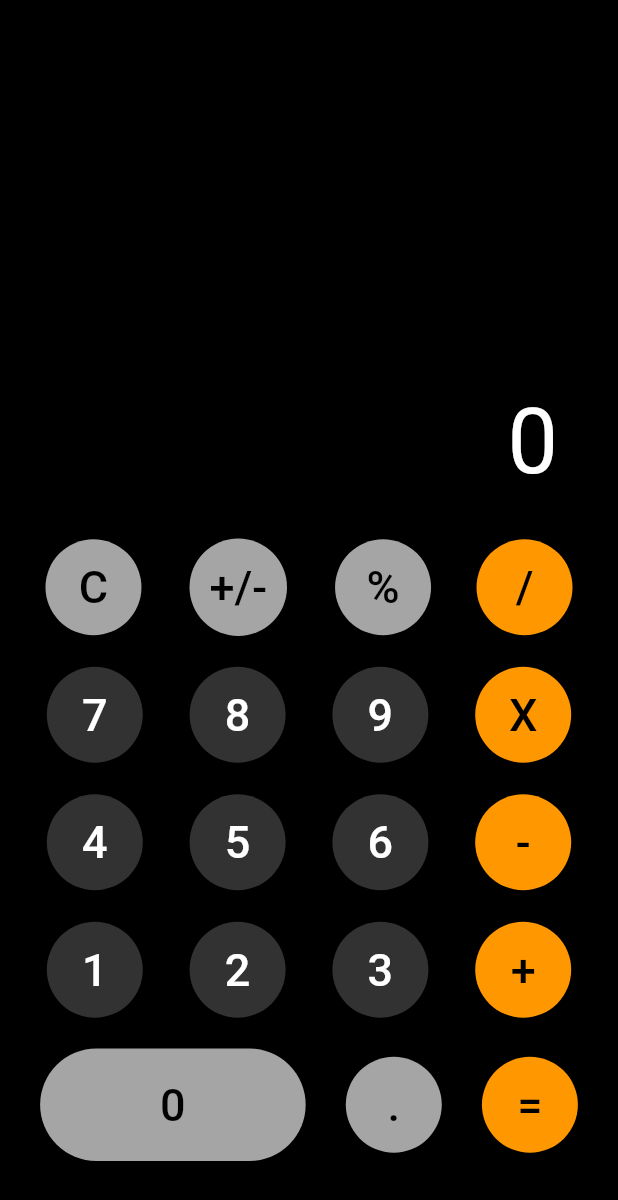
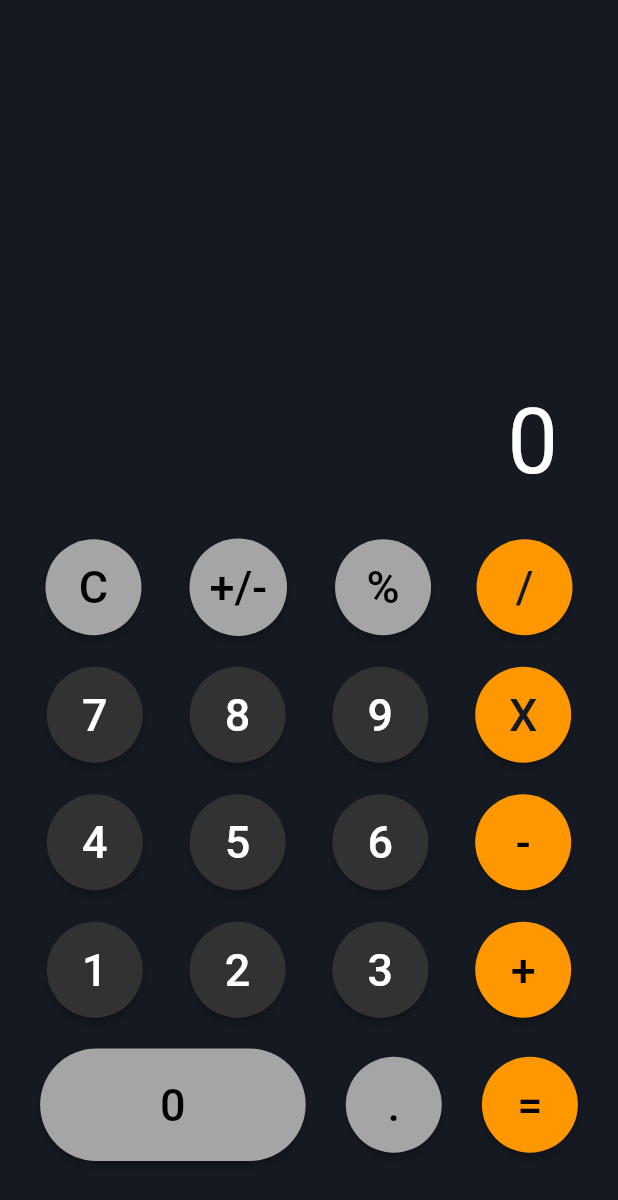
Before and after one commit to shahlaa1212/Calculator_App, a Flutter app: the screen it shows after launch, on a phone screen of 412 x 824 dp. Shown: the top 1200 px of the screen. Run offline on Flutter 3.47's test engine with Material 2 defaults, Android fonts, the phone set to English and light mode, and no system bars.

Commit message:
again refactering custom title using optional argument in Text

```diff
--- a/lib/main.dart
+++ b/lib/main.dart
@@ -8,7 +8,6 @@ void main() {
 class MyApp extends StatelessWidget {
   const MyApp({Key? key}) : super(key: key);
 
-  // This widget is the root of your application.
   @override
   Widget build(BuildContext context) {
     return MaterialApp(
--- a/lib/screen/calcutorScreen.dart
+++ b/lib/screen/calcutorScreen.dart
@@ -1,5 +1,6 @@
 import 'package:calculator_app/utils/color.dart';
 import 'package:flutter/material.dart';
+import '../widget/custom_title.dart';
 import '../widget/cutsom_button_calculator.dart';
 
 class CalculatorScreen extends StatefulWidget{
@@ -23,25 +24,23 @@ class _CalculatorScreen extends State<CalculatorScreen>{
   Widget build(BuildContext context) {
     return Scaffold(
       appBar: null,
-      backgroundColor: Colors.black,
+      backgroundColor: AppColor.blacktColor,
       body: Container(
         margin: EdgeInsets.only(bottom: 30),
         child: Column(
           mainAxisAlignment: MainAxisAlignment.end,
           children: [
             Container(
-              padding: EdgeInsets.only(right: 40 ,bottom: 30),
+              padding: EdgeInsets.only(right: 40, bottom: 30),
               child: Row(
                 children: [
                   Expanded(
-                      child: Text(
-                        text,
-                        style: TextStyle(
-                          color: Colors.white,
-                          fontSize: 60,
-                        ),
-                        maxLines: 1,
-                        textAlign: TextAlign.right,
+                      child: custom_title(
+                          btnText: text,
+                          colorNumber: AppColor.whiteColor,
+                          fontSize: 60.0 ,
+                          maxlines: 1,
+                          textAlign: TextAlign.right
                       ),
                   ),
                 ],
@@ -53,7 +52,7 @@ class _CalculatorScreen extends State<CalculatorScreen>{
                 ButtonCalcutor("C", AppColor.specialButtonColor, Colors.black, 1),
                 ButtonCalcutor("+/-", AppColor.specialButtonColor, Colors.black, 1),
                 ButtonCalcutor("%", AppColor.specialButtonColor, Colors.black, 1),
-                ButtonCalcutor("/", AppColor.secondaryButtonColor, Colors.black, 1),
+                ButtonCalcutor("/", AppColor.secondaryButtonColor, AppColor.blacktColor, 1),
               ],
             ),
             Row(
@@ -62,7 +61,7 @@ class _CalculatorScreen extends State<CalculatorScreen>{
                 ButtonCalcutor("7", AppColor.numbersButtonColor, AppColor.whiteColor, 1),
                 ButtonCalcutor("8", AppColor.numbersButtonColor,AppColor.whiteColor, 1),
                 ButtonCalcutor("9", AppColor.numbersButtonColor,AppColor.whiteColor, 1),
-                ButtonCalcutor("X", AppColor.secondaryButtonColor,Colors.black, 1)
+                ButtonCalcutor("X", AppColor.secondaryButtonColor,AppColor.blacktColor, 1)
               ],
             ),
             Row(
--- a/lib/utils/color.dart
+++ b/lib/utils/color.dart
@@ -5,5 +5,5 @@ class AppColor{
   static const secondaryButtonColor = const Color(0xffff9800);
   static const numbersButtonColor = const Color(0xFF323232);
   static const whiteColor = const Color(0xFFFFFFFF);
-
+  static const blacktColor = const Color(0xff151921);
 }
--- a/lib/widget/custom_title.dart
+++ b/lib/widget/custom_title.dart
@@ -1,15 +1,21 @@
 import 'package:flutter/material.dart';
 
 Widget custom_title(
-    String btnText,
-    Color colorNumber,
-    double fontSize,
-    ){
+  { required String btnText,
+    required Color colorNumber,
+    required double fontSize,
+    int? maxlines,
+    TextAlign? textAlign
+  }
+)
+{
   return Text(
       btnText,
       style: TextStyle(
         color: colorNumber,
         fontSize: fontSize,
-      )
+      ),
+     maxLines: maxlines,
+     textAlign: textAlign,
   );
 }
--- a/lib/widget/cutsom_button_calculator.dart
+++ b/lib/widget/cutsom_button_calculator.dart
@@ -20,7 +20,11 @@ Widget ButtonCalcutor(
           shape: StadiumBorder(),
         ),
         onPressed: () {},
-        child: custom_title(btnText, colorNumber, 30.0)
+        child: custom_title(
+            btnText: btnText,
+            colorNumber: colorNumber,
+            fontSize: 30.0
+        ),
       ),
     );
   }
@@ -35,7 +39,11 @@ Widget ButtonCalcutor(
         ),
         onPressed: () {
         },
-        child: custom_title(btnText, colorNumber, 30.0),
+        child: custom_title(
+            btnText: btnText,
+            colorNumber: colorNumber,
+            fontSize: 30.0
+        ),
       ),
     );
   }
```
